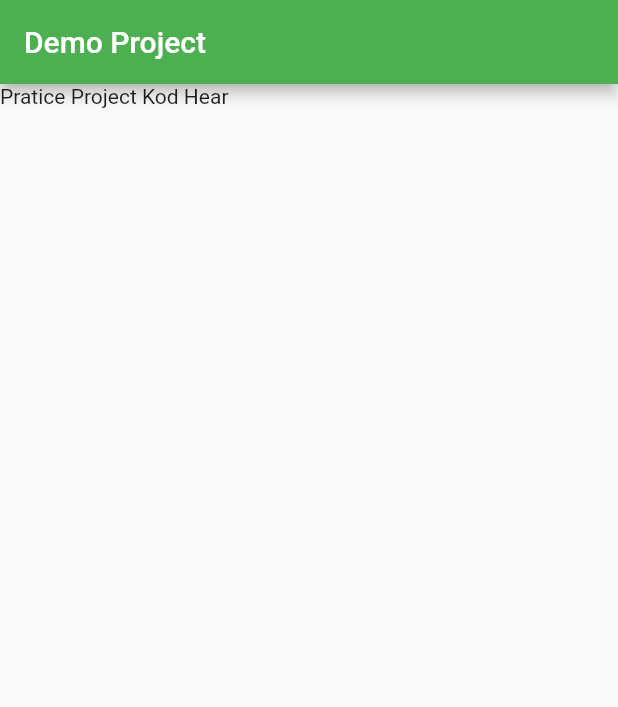
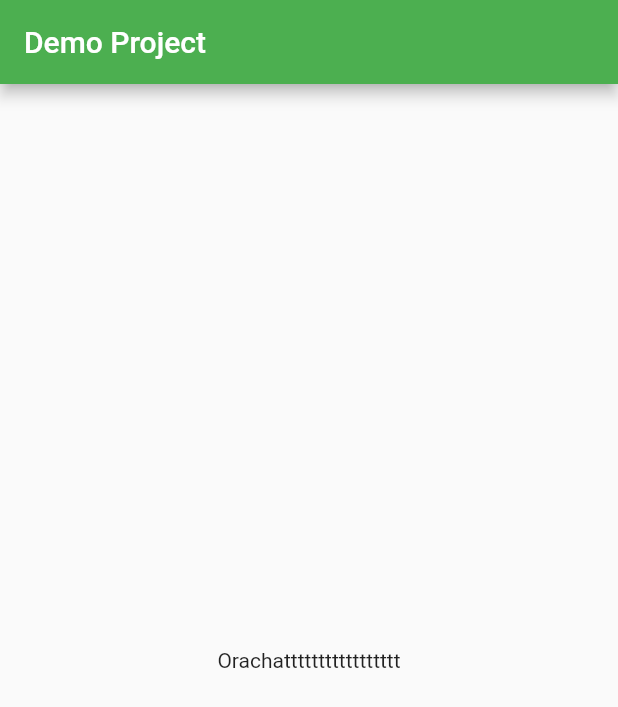
Before and after one commit to Brackhak/Pratice-MobileApp, a Flutter app: the screen it shows after launch, on a phone screen of 412 x 824 dp. Shown: the top 707 px of the screen. Run offline on Flutter 3.47's test engine with Material 2 defaults, Android fonts, the phone set to English and light mode, and no system bars.

Commit message:
Create Stateless Widget

```diff
--- a/lib/main.dart
+++ b/lib/main.dart
@@ -1,15 +1,28 @@
 import "package:flutter/material.dart";
 
 void main() {
-  var app = MaterialApp(
+  var app = MyApp();
+  runApp(app);
+}
+
+//สร้าง widget
+class MyApp extends StatelessWidget {
+  //เป็น widget ที่เปลี่ยนแปลงค่าไม่ได้
+  // const ({ Key? key }) : super(key: key);
+
+  @override
+  Widget build(BuildContext context) {
+    return MaterialApp(
       title: "My App",
       home: Scaffold(
           appBar: AppBar(
             title: Text("Demo Project"), //ใส่ข้อความให้ส่วนหัวของแอพ
           ),
-      body: Text("Pratice Project Kod Hear"), //ใส่ช้อความให้กับส่วนเนื้อหา
-    ), //Scaffold ช่วยจัดหน้า
+          body: Center(
+            child: Text(
+                "Orachattttttttttttttttt"), //สร้างข้อีความให้ widget อยู่กลางจอ
+          )), //Scaffold ช่วยจัดหน้า
       theme: ThemeData(primarySwatch: Colors.green),
     );
-  runApp(app);
   }
+}
```
Lines whose indentation alone changed are shown as unchanged.
